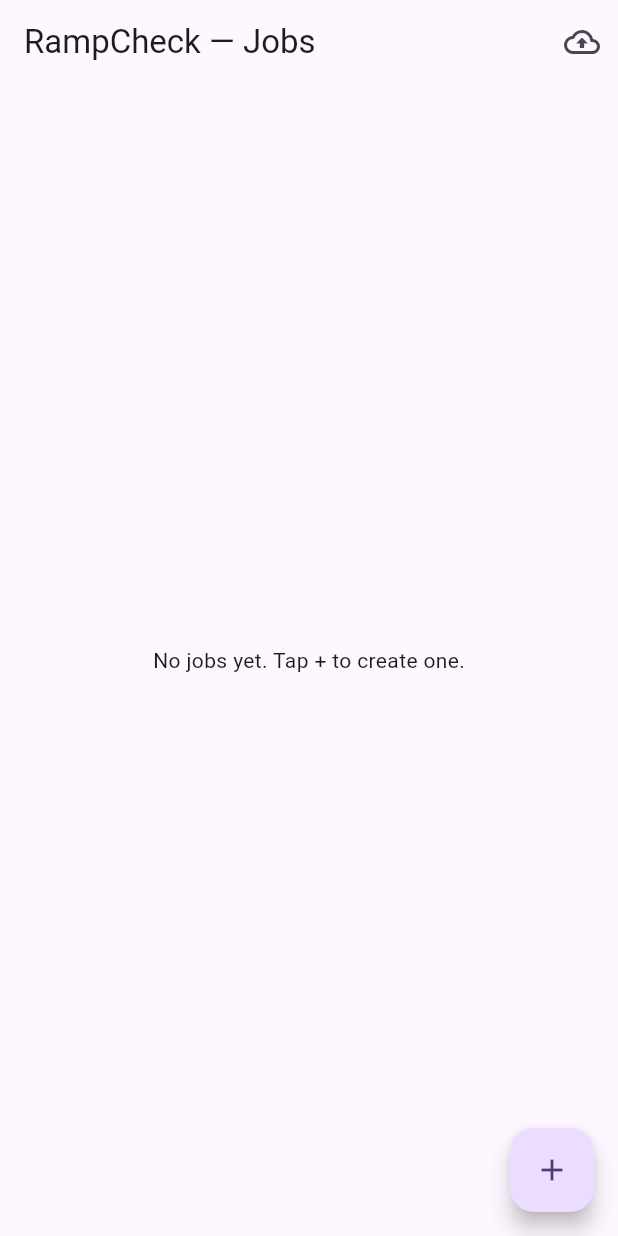
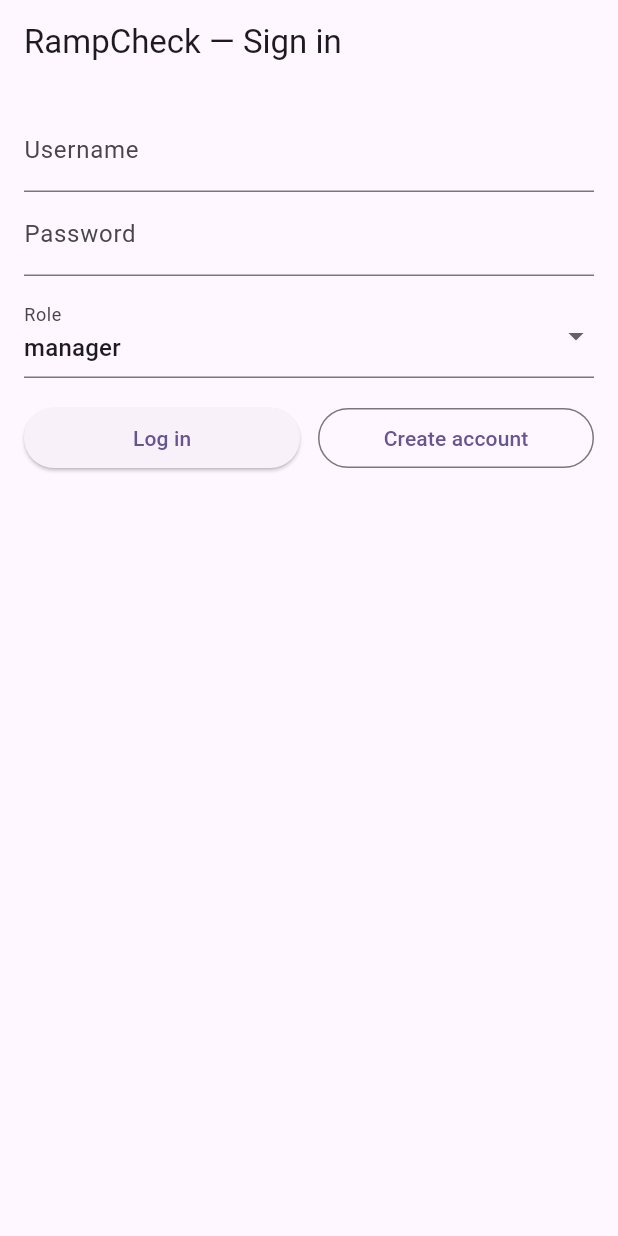
Before and after one commit to dombrown95/rampcheck_client, a Flutter app: the screen it shows after launch, on a phone screen of 412 x 824 dp. Run offline on Flutter 3.47's test engine with Material 3 defaults, Android fonts, the phone set to English and light mode, and no system bars; our stand-ins replace file_picker, sqflite_common_ffi; accounts and stored records are empty.

Commit message:
add register and login option to UI, update tests to match

```diff
--- /dev/null
+++ b/lib/app/auth_gate.dart
@@ -0,0 +1,29 @@
+import 'package:flutter/material.dart';
+import '../data/local/local_store.dart';
+import '../models/session.dart';
+import '../ui/screens/job_list_screen.dart';
+import '../ui/screens/login_screen.dart';
+
+class AuthGate extends StatelessWidget {
+  const AuthGate({super.key, required this.store});
+  final LocalStore store;
+
+  @override
+  Widget build(BuildContext context) {
+    return FutureBuilder<Session?>(
+      future: store.getSession(),
+      builder: (context, snapshot) {
+        if (snapshot.connectionState == ConnectionState.waiting) {
+          return const Scaffold(body: Center(child: CircularProgressIndicator()));
+        }
+
+        final session = snapshot.data;
+        if (session == null) {
+          return LoginScreen(store: store);
+        }
+
+        return JobListScreen(store: store, session: session);
+      },
+    );
+  }
+}
--- /dev/null
+++ b/lib/models/session.dart
@@ -0,0 +1,25 @@
+class Session {
+  final String username;
+  final String password;
+  final String role;
+
+  const Session({
+    required this.username,
+    required this.password,
+    required this.role,
+  });
+
+  Map<String, Object?> toJson() => {
+        'username': username,
+        'password': password,
+        'role': role,
+      };
+
+  factory Session.fromJson(Map<String, Object?> json) {
+    return Session(
+      username: (json['username'] as String?) ?? '',
+      password: (json['password'] as String?) ?? '',
+      role: (json['role'] as String?) ?? 'manager',
+    );
+  }
+}
--- /dev/null
+++ b/lib/ui/screens/login_screen.dart
@@ -0,0 +1,141 @@
+import 'package:flutter/material.dart';
+
+import '../../data/local/local_store.dart';
+import '../../data/remote/api_client.dart';
+import '../../models/session.dart';
+
+class LoginScreen extends StatefulWidget {
+  const LoginScreen({super.key, required this.store});
+  final LocalStore store;
+
+  @override
+  State<LoginScreen> createState() => _LoginScreenState();
+}
+
+class _LoginScreenState extends State<LoginScreen> {
+  final _user = TextEditingController();
+  final _pass = TextEditingController();
+  String _role = 'manager';
+  bool _busy = false;
+
+  String _baseUrlForPlatform(BuildContext context) {
+    final isAndroid = Theme.of(context).platform == TargetPlatform.android;
+    return isAndroid ? 'http://10.0.2.2:5000' : 'http://localhost:5000';
+  }
+
+  Future<void> _login() async {
+    final username = _user.text.trim();
+    final password = _pass.text;
+
+    if (username.isEmpty || password.isEmpty) return;
+
+    setState(() => _busy = true);
+
+    final messenger = ScaffoldMessenger.of(context);
+    messenger.hideCurrentSnackBar();
+
+    try {
+      final api = WarehouseApiClient(baseUrl: _baseUrlForPlatform(context));
+      await api.login(username: username, password: password);
+
+      await widget.store.saveSession(
+        Session(username: username, password: password, role: _role),
+      );
+
+      if (!mounted) return;
+      Navigator.of(context).pushReplacementNamed('/jobs');
+    } catch (e) {
+      messenger.showSnackBar(SnackBar(content: Text('Login failed: $e')));
+    } finally {
+      if (mounted) setState(() => _busy = false);
+    }
+  }
+
+  Future<void> _createAccount() async {
+    final username = _user.text.trim();
+    final password = _pass.text;
+
+    if (username.isEmpty || password.isEmpty) return;
+
+    setState(() => _busy = true);
+
+    final messenger = ScaffoldMessenger.of(context);
+    messenger.hideCurrentSnackBar();
+
+    try {
+      final api = WarehouseApiClient(baseUrl: _baseUrlForPlatform(context));
+      await api.createUser(username: username, password: password, role: _role);
+
+      await widget.store.saveSession(
+        Session(username: username, password: password, role: _role),
+      );
+
+      if (!mounted) return;
+      Navigator.of(context).pushReplacementNamed('/jobs');
+    } catch (e) {
+      messenger.showSnackBar(SnackBar(content: Text('Create failed: $e')));
+    } finally {
+      if (mounted) setState(() => _busy = false);
+    }
+  }
+
+  @override
+  void dispose() {
+    _user.dispose();
+    _pass.dispose();
+    super.dispose();
+  }
+
+  @override
+  Widget build(BuildContext context) {
+    return Scaffold(
+      appBar: AppBar(title: const Text('RampCheck — Sign in')),
+      body: Padding(
+        padding: const EdgeInsets.all(16),
+        child: Column(
+          children: [
+            TextField(
+              controller: _user,
+              decoration: const InputDecoration(labelText: 'Username'),
+              textInputAction: TextInputAction.next,
+            ),
+            TextField(
+              controller: _pass,
+              decoration: const InputDecoration(labelText: 'Password'),
+              obscureText: true,
+              textInputAction: TextInputAction.done,
+            ),
+            const SizedBox(height: 12),
+            DropdownButtonFormField<String>(
+              initialValue: _role,
+              decoration: const InputDecoration(labelText: 'Role'),
+              items: const [
+                DropdownMenuItem(value: 'manager', child: Text('manager')),
+                DropdownMenuItem(value: 'worker', child: Text('worker')),
+              ],
+              onChanged: (v) => setState(() => _role = v ?? 'manager'),
+            ),
+            const SizedBox(height: 16),
+            Row(
+              children: [
+                Expanded(
+                  child: ElevatedButton(
+                    onPressed: _busy ? null : _login,
+                    child: Text(_busy ? 'Please wait…' : 'Log in'),
+                  ),
+                ),
+                const SizedBox(width: 12),
+                Expanded(
+                  child: OutlinedButton(
+                    onPressed: _busy ? null : _createAccount,
+                    child: const Text('Create account'),
+                  ),
+                ),
+              ],
+            ),
+          ],
+        ),
+      ),
+    );
+  }
+}
```
Also changed, not shown: lib/data/local/local_store.dart (+101 -39 lines), lib/data/local/local_store_contract.dart (+18 -0 lines), lib/main.dart (+25 -2 lines), lib/ui/screens/job_list_screen.dart (+28 -3 lines), 1 other file.
